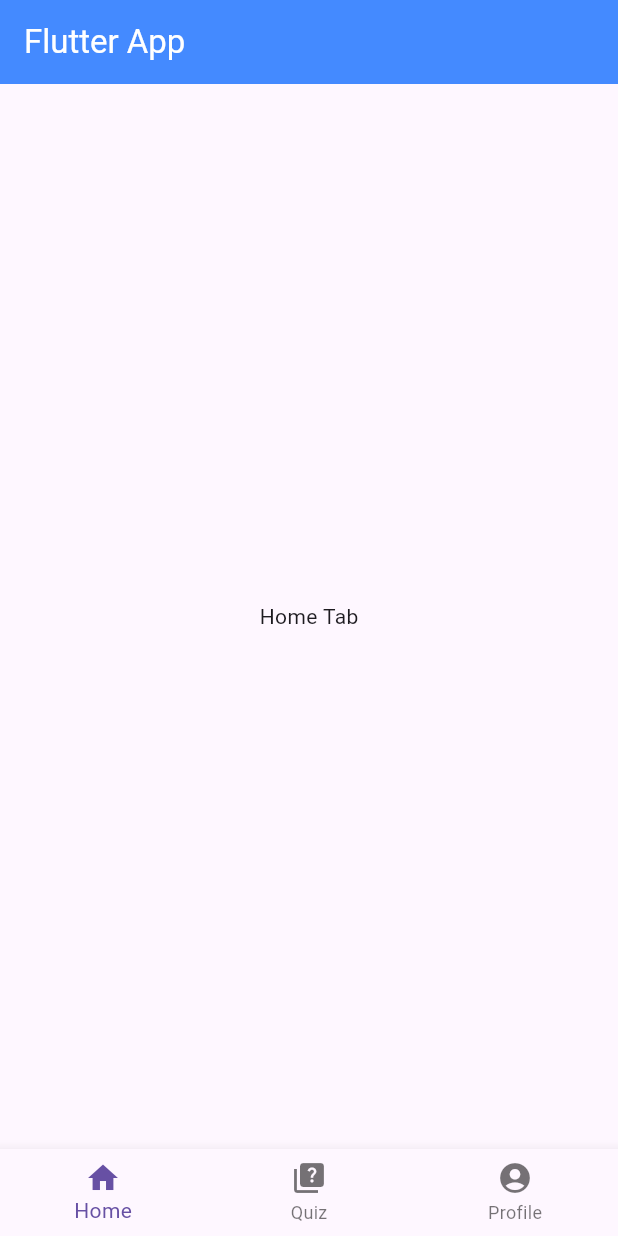
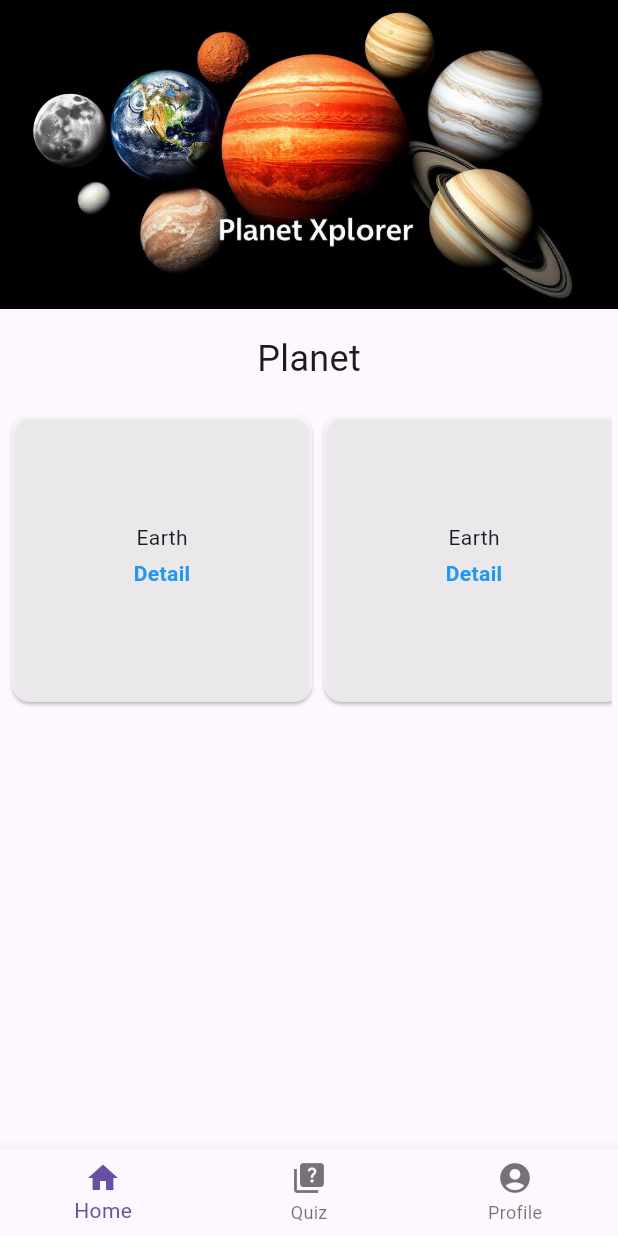
Before and after one commit to HadiRoyan/planet-xplorer, a Flutter app: the screen it shows after launch, on a phone screen of 412 x 824 dp. Run offline on Flutter 3.47's test engine with Material 3 defaults, Android fonts, the phone set to English and light mode, and no system bars; our stand-ins replace flutter_bloc, go_router.

Commit message:
add: ui home tab and fix status bar color

```diff
--- /dev/null
+++ b/lib/core/constants/theme.dart
@@ -0,0 +1,18 @@
+import 'package:flutter/material.dart';
+import 'package:flutter/services.dart';
+
+class AppTheme {
+  static void darkStatusBar() {
+    SystemChrome.setSystemUIOverlayStyle(const SystemUiOverlayStyle(
+      statusBarColor: Colors.black,
+      statusBarIconBrightness: Brightness.light,
+    ));
+  }
+
+  static void lightStatusBar({Color color = Colors.white}) {
+    SystemChrome.setSystemUIOverlayStyle(SystemUiOverlayStyle(
+      statusBarColor: color,
+      statusBarIconBrightness: Brightness.dark,
+    ));
+  }
+}
--- /dev/null
+++ b/lib/ui/components/banner_image.dart
@@ -0,0 +1,15 @@
+import 'package:flutter/material.dart';
+
+class BannerImage extends StatelessWidget {
+  const BannerImage({
+    this.imageAssets = 'assets/images/banner-v2.jpeg',
+    super.key,
+  });
+
+  final String imageAssets;
+
+  @override
+  Widget build(BuildContext context) {
+    return Image.asset(imageAssets);
+  }
+}
--- /dev/null
+++ b/lib/ui/components/planet_card.dart
@@ -0,0 +1,36 @@
+import 'package:flutter/material.dart';
+
+class PlanetCard extends StatelessWidget {
+  const PlanetCard({required this.planetName, super.key});
+
+  final String planetName;
+
+  @override
+  Widget build(BuildContext context) {
+    return Card(
+      color: Colors.white70,
+      child: SizedBox(
+        width: 200,
+        child: Column(
+          mainAxisAlignment: MainAxisAlignment.center,
+          children: [
+            Text(planetName),
+            InkWell(
+              onTap: () {},
+              child: const Padding(
+                padding: EdgeInsets.all(4.0),
+                child: Text(
+                  'Detail',
+                  style: TextStyle(
+                    fontWeight: FontWeight.bold,
+                    color: Colors.blue
+                  ),
+                ),
+              ),
+            ),
+          ],
+        ),
+      ),
+    );
+  }
+}
--- a/lib/ui/pages/home_page.dart
+++ b/lib/ui/pages/home_page.dart
@@ -31,20 +31,22 @@ class _HomePageState extends State<HomePage> {
     return BlocBuilder<TabCubit, int>(
       builder: (context, state) {
         return Scaffold(
-          appBar: AppBar(
-            title: const Text('Flutter App'),
-            foregroundColor: Colors.white,
-            backgroundColor: Colors.blueAccent,
-            actions: state == 2
-                ? [
+          appBar: state == 2
+              ? AppBar(
+                  title: const Text('Flutter App'),
+                  foregroundColor: Colors.white,
+                  backgroundColor: Colors.blueAccent,
+                  actions: [
                     IconButton(
                       icon: const Icon(Icons.settings),
                       onPressed: () => context.push(AppRoute.setting.path),
                     ),
-                  ]
-                : [],
+                  ],
+                )
+              : null,
+          body: SafeArea(
+            child: _tabs[state],
           ),
-          body: _tabs[state],
           bottomNavigationBar: BottomNavigationBar(
             currentIndex: state,
             onTap: _onItemTapped,
--- a/lib/ui/tabs/home_tab.dart
+++ b/lib/ui/tabs/home_tab.dart
@@ -1,12 +1,41 @@
 import 'package:flutter/material.dart';
+import 'package:planet_xplorer/core/constants/theme.dart';
+import 'package:planet_xplorer/ui/components/banner_image.dart';
+import 'package:planet_xplorer/ui/components/planet_card.dart';
 
 class HomeTab extends StatelessWidget {
   const HomeTab({super.key});
 
   @override
   Widget build(BuildContext context) {
-    return const Center(
-      child: Text('Home Tab'),
+    AppTheme.darkStatusBar();
+
+    return SingleChildScrollView(
+      child: Column(
+        children: [
+          const BannerImage(),
+          const Padding(
+            padding: EdgeInsets.all(16.0),
+            child: Text(
+              'Planet',
+              style: TextStyle(fontSize: 24),
+            ),
+          ),
+          Container(
+            height: 200,
+            padding: const EdgeInsets.symmetric(horizontal: 4),
+            child: ListView.builder(
+              scrollDirection: Axis.horizontal,
+              itemCount: 9,
+              itemBuilder: (context, index) {
+                return const PlanetCard(
+                  planetName: 'Earth',
+                );
+              },
+            ),
+          ),
+        ],
+      ),
     );
   }
 }
--- a/lib/ui/tabs/quiz_tab.dart
+++ b/lib/ui/tabs/quiz_tab.dart
@@ -1,10 +1,13 @@
 import 'package:flutter/material.dart';
+import 'package:planet_xplorer/core/constants/theme.dart';
 
 class QuizTab extends StatelessWidget {
   const QuizTab({super.key});
 
   @override
   Widget build(BuildContext context) {
+
+    AppTheme.lightStatusBar();
     return const Center(
       child: Text('Explore Tab'),
     );
--- a/pubspec.yaml
+++ b/pubspec.yaml
@@ -62,7 +62,9 @@ flutter:
   uses-material-design: true
 
   # To add assets to your application, add an assets section, like this:
-  # assets:
+  assets:
+    - assets/
+    - assets/images/
   #   - images/a_dot_burr.jpeg
   #   - images/a_dot_ham.jpeg
 
```
Also changed, not shown: assets/images/banner-v2.jpeg (added), assets/images/banner.jpeg (added), lib/core/app.dart (line endings or trailing spaces), lib/core/util/helper.dart (added).
